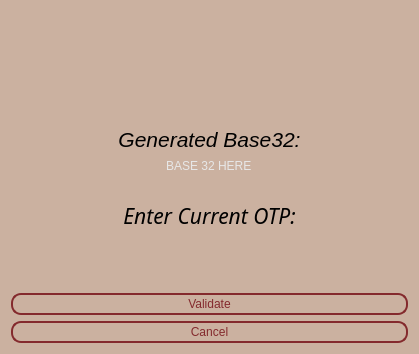
Qt form validation.ui (blaterwolf/lmspy) before a commit.
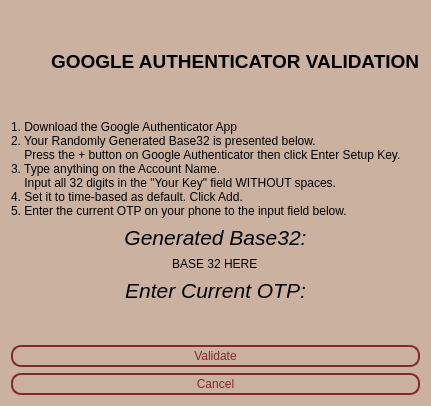
The same form after that commit. Icons and pictures are not drawn.

What changed in the file:
```diff
--- a/validation.ui
+++ b/validation.ui
@@ -6,8 +6,8 @@
    <rect>
     <x>0</x>
     <y>0</y>
-    <width>419</width>
-    <height>354</height>
+    <width>431</width>
+    <height>406</height>
    </rect>
   </property>
   <property name="windowTitle">
@@ -16,6 +16,53 @@
   <property name="styleSheet">
    <string notr="true">.QWidget{background-color: #CBB1A0;border-radius: 10px}</string>
   </property>
+  <layout class="QVBoxLayout" name="verticalLayout_4">
+   <item>
+    <layout class="QHBoxLayout" name="horizontalLayout">
+     <item>
+      <widget class="QLabel" name="label_4">
+       <property name="text">
+        <string>&lt;html&gt;&lt;head/&gt;&lt;body&gt;&lt;p&gt;&lt;img src=&quot;:/icons/googleauth_100x100.png&quot;/&gt;&lt;/p&gt;&lt;/body&gt;&lt;/html&gt;</string>
+       </property>
+       <property name="textFormat">
+        <enum>Qt::AutoText</enum>
+       </property>
+      </widget>
+     </item>
+     <item>
+      <widget class="QLabel" name="label_5">
+       <property name="font">
+        <font>
+         <pointsize>14</pointsize>
+         <bold>true</bold>
+        </font>
+       </property>
+       <property name="text">
+        <string>GOOGLE AUTHENTICATOR VALIDATION</string>
+       </property>
+      </widget>
+     </item>
+    </layout>
+   </item>
+   <item>
+    <widget class="QLabel" name="label_3">
+     <property name="font">
+      <font>
+       <bold>false</bold>
+      </font>
+     </property>
+     <property name="text">
+      <string>1. Download the Google Authenticator App
+2. Your Randomly Generated Base32 is presented below.
+    Press the + button on Google Authenticator then click Enter Setup Key.
+3. Type anything on the Account Name.
+    Input all 32 digits in the &quot;Your Key&quot; field WITHOUT spaces. 
+4. Set it to time-based as default. Click Add.
+5. Enter the current OTP on your phone to the input field below.</string>
+     </property>
+    </widget>
+   </item>
+   <item>
   <layout class="QVBoxLayout" name="verticalLayout_3">
    <item>
     <layout class="QVBoxLayout" name="verticalLayout_2">
@@ -42,7 +89,7 @@
        </property>
        <property name="styleSheet">
         <string notr="true">QLineEdit {
-      color: rgb(231, 231, 231);
+      color: #000000;
       font: 12pt &quot;Verdana&quot; bold;
       border: None;
       border-bottom-color: white;
@@ -68,7 +115,6 @@
       <widget class="QLabel" name="label">
        <property name="font">
         <font>
-         <family>Franklin Gothic Book</family>
          <pointsize>16</pointsize>
          <italic>true</italic>
         </font>
@@ -91,16 +137,16 @@
        </property>
        <property name="styleSheet">
         <string notr="true">QLineEdit {
-      color: rgb(231, 231, 231);
+      color: #000000;
       font: 15pt &quot;Verdana&quot;;
-      border: None;
-      border-bottom-color: white;
-      border-radius: 10px;
+      border: 1px;
       padding: 0 8px;
       background: #CBB1A0;
-      selection-background-color: darkgray;
 }</string>
        </property>
+         <property name="alignment">
+          <set>Qt::AlignCenter</set>
+         </property>
       </widget>
      </item>
      <item>
@@ -112,13 +158,19 @@
         <cursorShape>PointingHandCursor</cursorShape>
        </property>
        <property name="styleSheet">
-        <string notr="true">color: #842a2d;
-font: 17pt &quot;Franklin Gothic Book&quot;;
-border: 2px solid #842a2d;
-padding: 2px;
-border-radius: 10px;
-opacity: 100;
-</string>
+          <string notr="true">QPushButton{
+	color: #842a2d;
+	font: 17pt &quot;Franklin Gothic Book&quot;;
+	border: 2px solid #842a2d;
+	padding: 2px;
+	border-radius: 10px;
+	opacity: 100;
+}
+
+QPushButton:hover{
+    background-color: #842a2d;
+	color: #CBB1A0;
+}</string>
        </property>
        <property name="text">
         <string>Validate</string>
@@ -131,13 +183,19 @@
         <cursorShape>PointingHandCursor</cursorShape>
        </property>
        <property name="styleSheet">
-        <string notr="true">color: #842a2d;
-font: 17pt &quot;Franklin Gothic Book&quot;;
-border: 2px solid #842a2d;
-padding: 2px;
-border-radius: 10px;
-opacity: 100;
-</string>
+          <string notr="true">QPushButton{
+	color: #842a2d;
+	font: 17pt &quot;Franklin Gothic Book&quot;;
+	border: 2px solid #842a2d;
+	padding: 2px;
+	border-radius: 10px;
+	opacity: 100;
+}
+
+QPushButton:hover{
+    background-color: #842a2d;
+	color: #CBB1A0;
+}</string>
        </property>
        <property name="text">
         <string>Cancel</string>
@@ -147,6 +205,8 @@
     </layout>
    </item>
   </layout>
+   </item>
+  </layout>
  </widget>
  <resources/>
  <connections/>
```
Left out of the diff: 10 changed lines with no effect on the pictures. Lines whose indentation alone changed are shown as unchanged.
